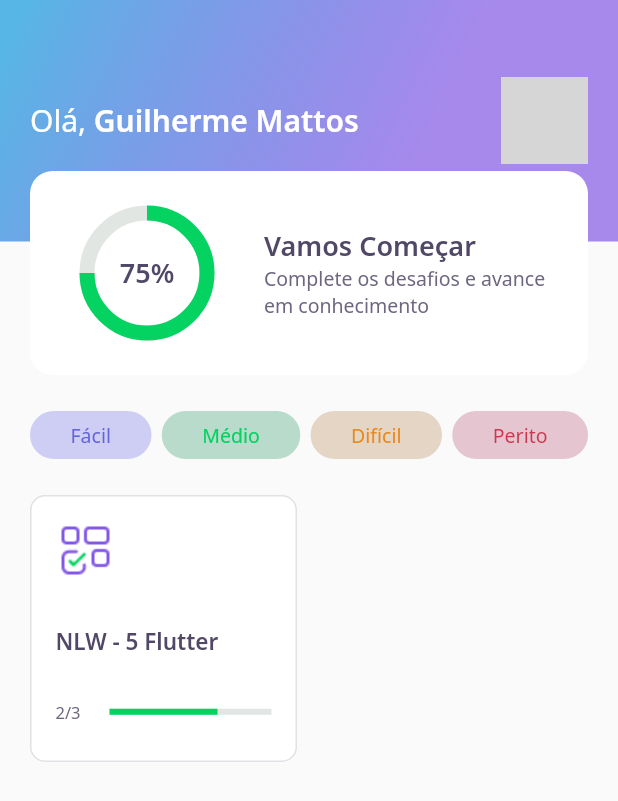
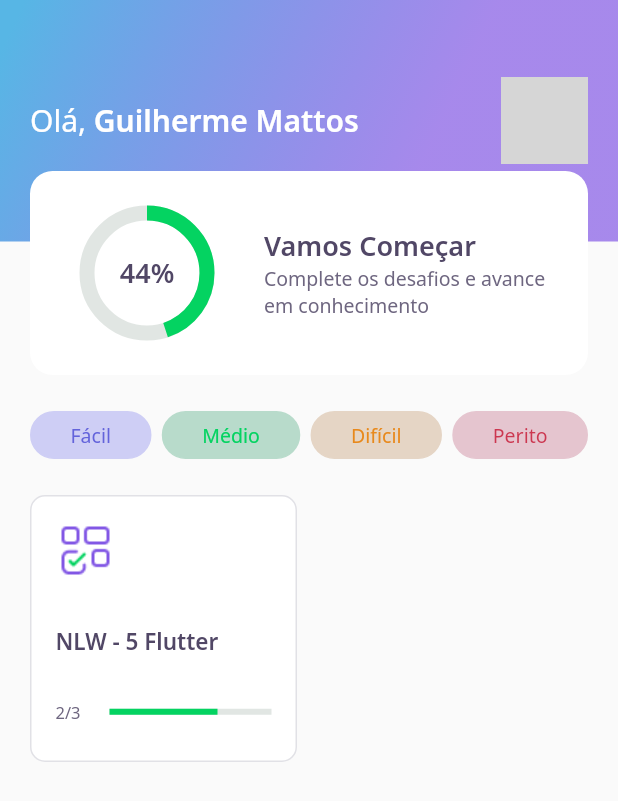
Before and after one commit to guimattos1249/devquiz, a Flutter app: the HomePage screen opened directly, on a phone screen of 412 x 824 dp. Shown: the top 801 px of the screen. Run offline on Flutter 3.47's test engine with Material 2 defaults, Android fonts, the phone set to English and light mode, and no system bars; our stand-ins replace google_fonts, share_plus; accounts and stored records are empty; network calls fail; grey boxes are pictures that could not be loaded.

Commit message:
NLW - dia 5

```diff
--- a/lib/challenge/challenge_controller.dart
+++ b/lib/challenge/challenge_controller.dart
@@ -4,4 +4,6 @@ class ChallengeController {
   final currentPageNotifier = ValueNotifier<int>(1);
   int get currentPage => currentPageNotifier.value;
   set currentPage(int value) => currentPageNotifier.value = value;
+
+  int hits = 0;
 }
--- a/lib/challenge/widgets/awnser/awnser_widget.dart
+++ b/lib/challenge/widgets/awnser/awnser_widget.dart
@@ -7,7 +7,7 @@ class AwnserWidget extends StatelessWidget {
   final AwnserModel awnser;
   final bool isSelected;
   final bool disabled;
-  final VoidCallback onTap;
+  final ValueChanged<bool> onTap;
 
   AwnserWidget({
     Key? key,
@@ -41,7 +41,9 @@ class AwnserWidget extends StatelessWidget {
       child: IgnorePointer(
         ignoring: disabled,
         child: GestureDetector(
-          onTap: onTap,
+          onTap: () {
+            onTap(awnser.isRight);
+          },
           child: Container(
             padding: EdgeInsets.symmetric(horizontal: 16, vertical: 16),
             decoration: BoxDecoration(
--- a/lib/core/app_widget.dart
+++ b/lib/core/app_widget.dart
@@ -1,4 +1,4 @@
-import 'package:dev_quiz/home/home_page.dart';
+import 'package:dev_quiz/splash/splash_page.dart';
 
 import 'package:flutter/material.dart';
 
@@ -7,7 +7,7 @@ class AppWidget extends StatelessWidget {
   Widget build(BuildContext context) {
     return MaterialApp(
       title: "DevQuiz",
-      home: HomePage(),
+      home: SplashPage(),
     );
   }
 }
--- a/lib/home/home_page.dart
+++ b/lib/home/home_page.dart
@@ -79,6 +79,7 @@ class _HomePageState extends State<HomePage> {
                                 MaterialPageRoute(
                                   builder: (context) => ChallengePage(
                                     questions: e.questions,
+                                    title: e.title,
                                   ),
                                 ),
                               );
--- a/lib/home/widgets/appbar/app_bar_widget.dart
+++ b/lib/home/widgets/appbar/app_bar_widget.dart
@@ -39,7 +39,10 @@ class AppBarWidGet extends PreferredSize {
                     ],
                   ),
                 ),
-                Align(alignment: Alignment(0.0, 1.0), child: ScoreCardWidget())
+                Align(
+                  alignment: Alignment(0.0, 1.0),
+                  child: ScoreCardWidget(percent: user.score / 100),
+                ),
               ],
             ),
           ),
--- a/lib/home/widgets/chart/chart_widget.dart
+++ b/lib/home/widgets/chart/chart_widget.dart
@@ -1,15 +1,49 @@
-import 'package:dev_quiz/core/core.dart';
 import 'package:flutter/material.dart';
 
-class ChartWidget extends StatelessWidget {
-  ChartWidget({Key? key}) : super(key: key);
+import 'package:dev_quiz/core/core.dart';
+
+class ChartWidget extends StatefulWidget {
+  final double percent;
+  ChartWidget({
+    Key? key,
+    required this.percent,
+  }) : super(key: key);
+
+  @override
+  _ChartWidgetState createState() => _ChartWidgetState();
+}
+
+class _ChartWidgetState extends State<ChartWidget>
+    with SingleTickerProviderStateMixin {
+  late AnimationController _controller;
+  late Animation<double> _animation;
+
+  void _initAnimation() {
+    _controller = AnimationController(
+      vsync: this,
+      duration: Duration(
+        seconds: 3,
+      ),
+    );
+    _animation =
+        Tween<double>(begin: 0.0, end: widget.percent).animate(_controller);
+    _controller.forward();
+  }
+
+  @override
+  void initState() {
+    _initAnimation();
+    super.initState();
+  }
 
   @override
   Widget build(BuildContext context) {
     return Container(
       width: 80,
       height: 80,
-      child: Stack(
+      child: AnimatedBuilder(
+        animation: _animation,
+        builder: (context, _) => Stack(
           children: [
             Center(
               child: Container(
@@ -17,7 +51,7 @@ class ChartWidget extends StatelessWidget {
                 width: 80,
                 child: CircularProgressIndicator(
                   strokeWidth: 10,
-                value: .75,
+                  value: _animation.value,
                   backgroundColor: AppColors.chartSecondary,
                   valueColor:
                       AlwaysStoppedAnimation<Color>(AppColors.chartPrimary),
@@ -26,12 +60,13 @@ class ChartWidget extends StatelessWidget {
             ),
             Center(
               child: Text(
-              "75%",
+                "${(_animation.value * 100).toInt()}%",
                 style: AppTextStyles.heading,
               ),
             )
           ],
         ),
+      ),
     );
   }
 }
--- a/lib/home/widgets/score_card/score_card_widget.dart
+++ b/lib/home/widgets/score_card/score_card_widget.dart
@@ -1,9 +1,14 @@
+import 'package:flutter/material.dart';
+
 import 'package:dev_quiz/core/core.dart';
 import 'package:dev_quiz/home/widgets/chart/chart_widget.dart';
-import 'package:flutter/material.dart';
 
 class ScoreCardWidget extends StatelessWidget {
-  ScoreCardWidget({Key? key}) : super(key: key);
+  final double percent;
+  ScoreCardWidget({
+    Key? key,
+    required this.percent,
+  }) : super(key: key);
 
   @override
   Widget build(BuildContext context) {
@@ -20,7 +25,9 @@ class ScoreCardWidget extends StatelessWidget {
             children: [
               Expanded(
                 flex: 1,
-                child: ChartWidget(),
+                child: ChartWidget(
+                  percent: percent,
+                ),
               ),
               Expanded(
                 flex: 2,
--- a/pubspec.yaml
+++ b/pubspec.yaml
@@ -10,6 +10,7 @@ dependencies:
     sdk: flutter
   cupertino_icons: ^1.0.2
   google_fonts: ^2.0.0
+  share_plus: ^2.0.1
 
 dev_dependencies:
   flutter_test:
```
Also changed, not shown: lib/challenge/challenge_page..dart (+28 -9 lines), lib/challenge/widgets/next_button/next_button_widget.dart (+7 -0 lines), lib/challenge/widgets/quiz/quiz_widget.dart (+4 -4 lines), lib/result/result_page.dart (added, +99 -0 lines), lib/splash/splash_page.dart (+9 -0 lines), pubspec.lock. Lines whose indentation alone changed are shown as unchanged.
